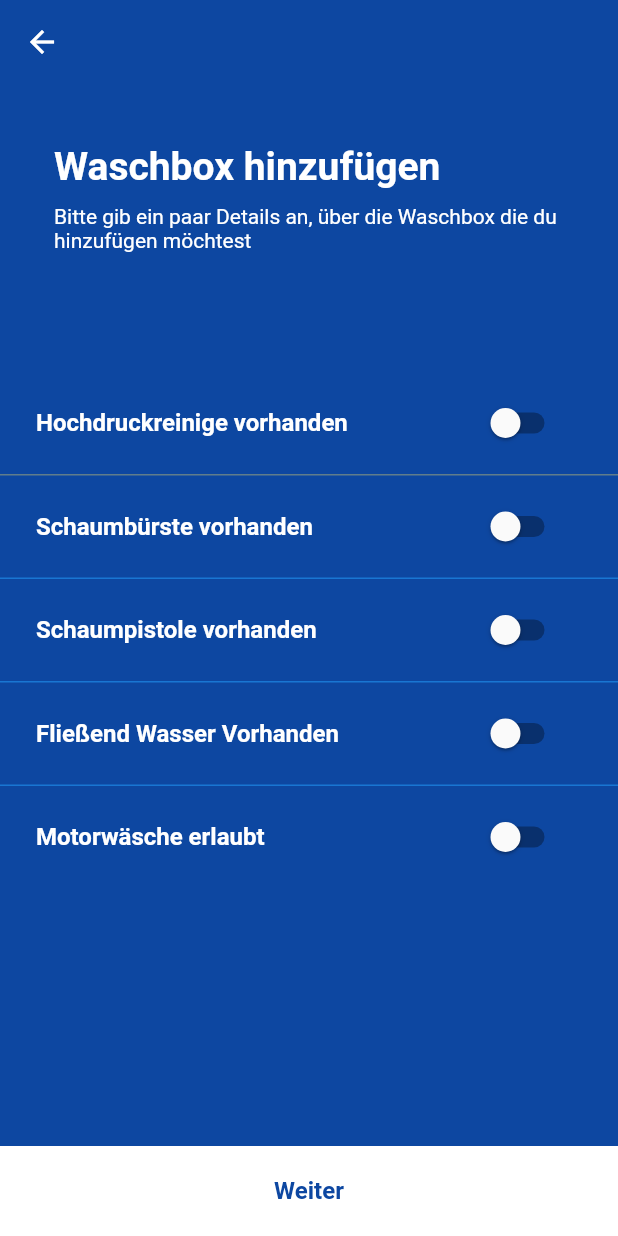
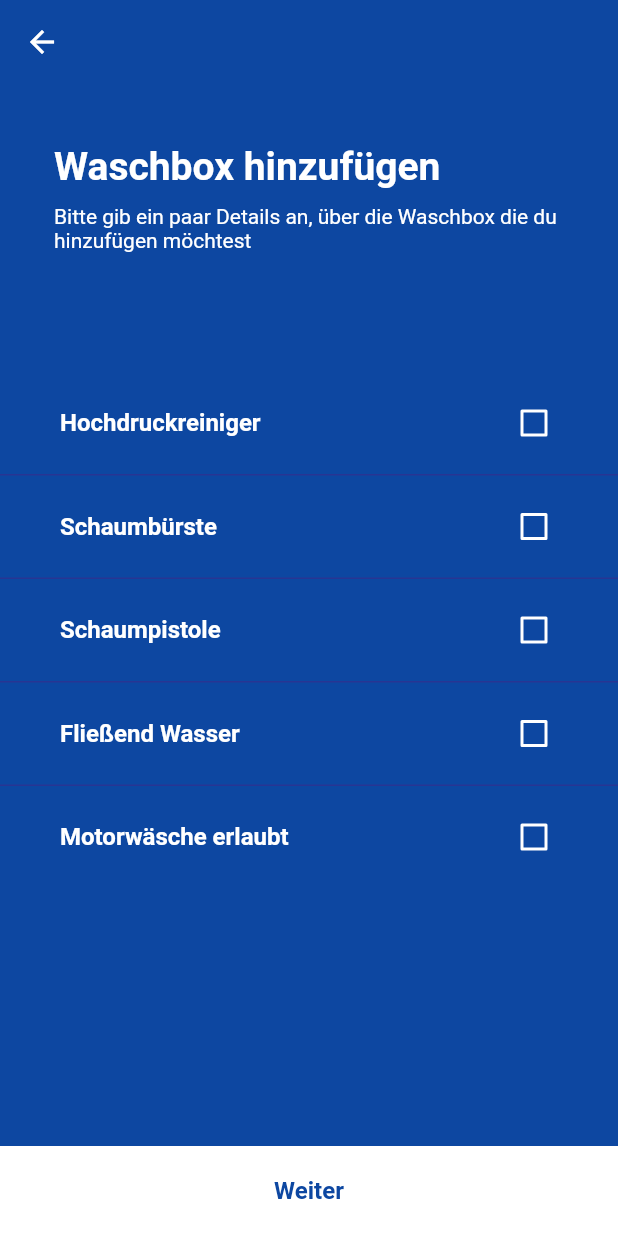
Before and after one commit to Libero793/deepblue, a Flutter app: the RegisterLocationScreen screen opened directly with empty values, on a phone screen of 412 x 824 dp. Run offline on Flutter 3.47's test engine with Material 2 defaults, Android fonts, the phone set to English and light mode, and no system bars; our stand-ins replace flutter_map, geolocator, latlong, location; missing offline and left inert: geolocation; statements that could not run were skipped.

Commit message:
Submit Location Screen added

```diff
--- /dev/null
+++ b/lib/models/RegisterLocationModel.dart
@@ -0,0 +1,60 @@
+import 'dart:core';
+
+class RegisterLocationModel {
+
+  bool hochdruckReiniger;
+  bool schaumBuerste;
+  bool schaumPistole;
+  bool fliessendWasser;
+  bool motorWaesche;
+
+  RegisterLocationModel(this.hochdruckReiniger, this.schaumBuerste, this.schaumPistole, this.fliessendWasser, this.motorWaesche);
+
+  //hochdruck Reiniger
+  void setHochdruckReiniger(bool value){
+    hochdruckReiniger = value;
+  }
+
+  bool getHochdruckReiniger(){
+    return hochdruckReiniger;
+  }
+
+
+  //SchaumBuerste
+  void setSchaumBuerste(bool value){
+    schaumBuerste = value;
+  }
+
+  bool getSchaumBuerste(){
+    return schaumBuerste;
+  }
+
+
+  //schaumPistole
+  void setSchaumPistole(bool value){
+    schaumPistole = value;
+  }
+
+  bool getSchaumPistole(){
+    return schaumPistole;
+  }
+
+
+  //fliessendWasser
+  void setFliessendWasser(bool value){
+    fliessendWasser = value;
+  }
+
+  bool getFliessendWasser(){
+    return fliessendWasser;
+  }
+
+  //motorWaesche
+  void setMotorWaesche(bool value){
+    motorWaesche = value;
+  }
+
+  bool getMotorWaesche(){
+    return motorWaesche;
+  }
+}
--- a/lib/screens/registerLocationScreen.dart
+++ b/lib/screens/registerLocationScreen.dart
@@ -1,5 +1,7 @@
+import 'package:deepblue/screens/submitNewLocation.dart';
 import 'package:flutter/material.dart';
 import 'package:latlong/latlong.dart';
+import 'package:deepblue/models/RegisterLocationModel.dart';
 
 
 class RegisterLocationScreen extends StatefulWidget{
@@ -18,13 +20,18 @@ class _RegisterLocationScreen extends State<RegisterLocationScreen>{
 
   Map<String, double> pushedLocation;
   _RegisterLocationScreen(this.pushedLocation);
+
+
+
   bool hochdruckReiniger = false;
   bool schaumBuerste = false;
   bool schaumPistole = false;
   bool fliessendWasser = false;
   bool motorWaesche = false;
+  RegisterLocationModel registerModel = RegisterLocationModel(false, false, false, false, false);
 
   void toggleSwitch(bool e, String val){
+    if (this.mounted){
       setState((){
             if(val=="hochdruckReiniger"){
               if(e){
@@ -32,15 +39,49 @@ class _RegisterLocationScreen extends State<RegisterLocationScreen>{
               }else{
                 hochdruckReiniger=false;
               }
+
+              registerModel.setHochdruckReiniger(hochdruckReiniger);
+
             }else if(val == "schaumBuerste"){
               if(e){
                 schaumBuerste=true;
               }else{
                 schaumBuerste=false;
               }
+
+              registerModel.setSchaumBuerste(schaumBuerste);
+
+            }else if(val == "schaumPistole"){
+              if(e){
+                schaumPistole=true;
+              }else{
+                schaumPistole=false;
+              }
+
+              registerModel.setSchaumPistole(schaumPistole);
+
+            }else if(val == "fliessendWasser"){
+              if(e){
+                fliessendWasser=true;
+              }else{
+                fliessendWasser=false;
+              }
+
+              registerModel.setFliessendWasser(fliessendWasser);
+
+            }else if(val == "motorWaesche"){
+              if(e){
+                motorWaesche=true;
+              }else{
+                motorWaesche=false;
+              }
+
+              registerModel.setMotorWaesche(motorWaesche);
+
             }
 
       });
+    }
   }
 
   /*void setBackgroundColorMenu(Color backgroundColor){
@@ -50,6 +91,7 @@ class _RegisterLocationScreen extends State<RegisterLocationScreen>{
   @override
   Widget build(BuildContext context) {
     // TODO: implement build
+    //print(pushedLocation['latitude']);
     return Scaffold(
       backgroundColor: menuBackgroundColor,
       appBar: AppBar(
@@ -84,12 +126,13 @@ class _RegisterLocationScreen extends State<RegisterLocationScreen>{
 
             ),
 
+
             Container(
               decoration:  new BoxDecoration(
-                                      border: new Border(bottom: BorderSide(color: Colors.blueGrey)),
+                                border: new Border(bottom: BorderSide(color: Colors.indigo[800])),
                            ),
                            child:  Padding(
-                                padding: const EdgeInsets.symmetric(horizontal: 16.0,vertical: 10.0),
+                                padding: const EdgeInsets.symmetric(horizontal: 32.0,vertical: 10.0),
                                 child:    Row(
                                             crossAxisAlignment: CrossAxisAlignment.center,
                                             mainAxisAlignment: MainAxisAlignment.spaceBetween,
@@ -97,15 +140,23 @@ class _RegisterLocationScreen extends State<RegisterLocationScreen>{
                                             children: <Widget>[
                                                       Padding(
                                                         padding: const EdgeInsets.all(8.0),
-                                                        child: new Text("Hochdruckreinige vorhanden", style: TextStyle(fontWeight: FontWeight.bold,fontSize: 16.0, color: Colors.white),)
+                                                        child: new Text("Hochdruckreiniger", style: TextStyle(fontWeight: FontWeight.bold,fontSize: 16.0, color: Colors.white),)
                                                       ),
                                                       Padding(
-                                                        padding: const EdgeInsets.symmetric(horizontal: 20.0, vertical:0.0),
-                                                        child: Switch(
+                                                        padding: const EdgeInsets.symmetric(horizontal: 0.0, vertical:0.0),
+                                                        child: Theme(
+                                                          data: ThemeData(
+                                                              disabledColor: Colors.white,
+                                                              unselectedWidgetColor: Colors.white,
+                                                          ),
+                                                          child: Checkbox(
+
                                                               value: hochdruckReiniger,
                                                               onChanged: (bool e) => toggleSwitch(e, 'hochdruckReiniger'),
-                                                              activeColor: Colors.white,
+                                                              activeColor: Colors.blue[900],
                                                             ),
+                                                        ),
+
                                                       ),
 
                                                     ],
@@ -117,10 +168,10 @@ class _RegisterLocationScreen extends State<RegisterLocationScreen>{
 
             Container(
                        decoration:  new BoxDecoration(
-                                      border: new Border(bottom: BorderSide(color: Colors.blue[700])),
+                                      border: new Border(bottom: BorderSide(color: Colors.indigo[800])),
                                     ),
                       child:  Padding(
-                                padding: const EdgeInsets.symmetric(horizontal: 16.0,vertical: 10.0),
+                                padding: const EdgeInsets.symmetric(horizontal: 32.0,vertical: 10.0),
                                 child:    Row(
                                                     crossAxisAlignment: CrossAxisAlignment.center,
                                                     mainAxisAlignment: MainAxisAlignment.spaceBetween,
@@ -128,14 +179,21 @@ class _RegisterLocationScreen extends State<RegisterLocationScreen>{
                                                     children: <Widget>[
                                                                         Padding(
                                                         padding: const EdgeInsets.all(8.0),
-                                                        child: new Text("Schaumbürste vorhanden", style: TextStyle(fontWeight: FontWeight.bold,fontSize: 16.0, color: Colors.white),)
+                                                        child: new Text("Schaumbürste", style: TextStyle(fontWeight: FontWeight.bold,fontSize: 16.0, color: Colors.white),)
                                                       ),
                                                       Padding(
-                                                        padding: const EdgeInsets.symmetric(horizontal: 20.0, vertical:0.0),
-                                                        child: Switch(
+                                                        padding: const EdgeInsets.symmetric(horizontal: 0.0, vertical:0.0),
+                                                        child: Theme(
+                                                          data: ThemeData(
+                                                              disabledColor: Colors.white,
+                                                              unselectedWidgetColor: Colors.white,
+                                                          ),
+                                                          child: Checkbox(
+
                                                               value: schaumBuerste,
                                                               onChanged: (bool e) => toggleSwitch(e, 'schaumBuerste'),
-                                                              activeColor: Colors.white,
+                                                              activeColor: Colors.blue[900],
+                                                            ),
                                                         ),
                                                       ),
 
@@ -146,10 +204,10 @@ class _RegisterLocationScreen extends State<RegisterLocationScreen>{
 
             Container(
                        decoration:  new BoxDecoration(
-                                      border: new Border(bottom: BorderSide(color: Colors.blue[700])),
+                                      border: new Border(bottom: BorderSide(color: Colors.indigo[800])),
                                     ),
                       child:  Padding(
-                                padding: const EdgeInsets.symmetric(horizontal: 16.0,vertical: 10.0),
+                                padding: const EdgeInsets.symmetric(horizontal: 32.0,vertical: 10.0),
                                 child:    Row(
                                                     crossAxisAlignment: CrossAxisAlignment.center,
                                                     mainAxisAlignment: MainAxisAlignment.spaceBetween,
@@ -157,14 +215,21 @@ class _RegisterLocationScreen extends State<RegisterLocationScreen>{
                                                     children: <Widget>[
                                                                         Padding(
                                                         padding: const EdgeInsets.all(8.0),
-                                                        child: new Text("Schaumpistole vorhanden", style: TextStyle(fontWeight: FontWeight.bold,fontSize: 16.0, color: Colors.white),)
+                                                        child: new Text("Schaumpistole", style: TextStyle(fontWeight: FontWeight.bold,fontSize: 16.0, color: Colors.white),)
                                                       ),
                                                       Padding(
-                                                        padding: const EdgeInsets.symmetric(horizontal: 20.0, vertical:0.0),
-                                                        child: Switch(
+                                                        padding: const EdgeInsets.symmetric(horizontal: 0.0, vertical:0.0),
+                                                        child: Theme(
+                                                          data: ThemeData(
+                                                              disabledColor: Colors.white,
+                                                              unselectedWidgetColor: Colors.white,
+                                                          ),
+                                                          child: Checkbox(
+
                                                               value: schaumPistole,
                                                               onChanged: (bool e) => toggleSwitch(e, 'schaumPistole'),
-                                                              activeColor: Colors.white,
+                                                              activeColor: Colors.blue[900],
+                                                            ),
                                                         ),
                                                       ),
 
@@ -175,10 +240,10 @@ class _RegisterLocationScreen extends State<RegisterLocationScreen>{
 
             Container(
                        decoration:  new BoxDecoration(
-                                      border: new Border(bottom: BorderSide(color: Colors.blue[700])),
+                                      border: new Border(bottom: BorderSide(color: Colors.indigo[800])),
                                     ),
                       child:  Padding(
-                                padding: const EdgeInsets.symmetric(horizontal: 16.0,vertical: 10.0),
+                                padding: const EdgeInsets.symmetric(horizontal: 32.0,vertical: 10.0),
                                 child:    Row(
                                                     crossAxisAlignment: CrossAxisAlignment.center,
                                                     mainAxisAlignment: MainAxisAlignment.spaceBetween,
@@ -186,14 +251,21 @@ class _RegisterLocationScreen extends State<RegisterLocationScreen>{
                                                     children: <Widget>[
                                                                         Padding(
                                                         padding: const EdgeInsets.all(8.0),
-                                                        child: new Text("Fließend Wasser Vorhanden", style: TextStyle(fontWeight: FontWeight.bold,fontSize: 16.0, color: Colors.white),)
+                                                        child: new Text("Fließend Wasser", style: TextStyle(fontWeight: FontWeight.bold,fontSize: 16.0, color: Colors.white),)
                                                       ),
                                                       Padding(
-                                                        padding: const EdgeInsets.symmetric(horizontal: 20.0, vertical:0.0),
-                                                        child: Switch(
+                                                        padding: const EdgeInsets.symmetric(horizontal: 0.0, vertical:0.0),
+                                                        child: Theme(
+                                                          data: ThemeData(
+                                                              disabledColor: Colors.white,
+                                                              unselectedWidgetColor: Colors.white,
+                                                          ),
+                                                          child: Checkbox(
+
                                                               value: fliessendWasser,
                                                               onChanged: (bool e) => toggleSwitch(e, 'fliessendWasser'),
-                                                              activeColor: Colors.white,
+                                                              activeColor: Colors.blue[900],
+                                                            ),
                                                         ),
                                                       ),
 
@@ -203,8 +275,9 @@ class _RegisterLocationScreen extends State<RegisterLocationScreen>{
             ),
 
             Container(
+
                       child:  Padding(
-                                padding: const EdgeInsets.symmetric(horizontal: 16.0,vertical: 10.0),
+                                padding: const EdgeInsets.symmetric(horizontal: 32.0,vertical: 10.0),
                                 child:    Row(
                                                     crossAxisAlignment: CrossAxisAlignment.center,
                                                     mainAxisAlignment: MainAxisAlignment.spaceBetween,
@@ -215,11 +288,20 @@ class _RegisterLocationScreen extends State<RegisterLocationScreen>{
                                                         child: new Text("Motorwäsche erlaubt", style: TextStyle(fontWeight: FontWeight.bold,fontSize: 16.0, color: Colors.white),)
                                                       ),
                                                       Padding(
-                                                        padding: const EdgeInsets.symmetric(horizontal: 20.0, vertical:0.0),
-                                                        child: Switch(
+                                                        padding: const EdgeInsets.symmetric(horizontal: 0.0, vertical:0.0),
+                                                        child: Theme(
+                                                          data: ThemeData(
+                                                              disabledColor: Colors.indigo,
+                                                              unselectedWidgetColor: Colors.white,
+
+                                                          ),
+                                                          child: Checkbox(
+
                                                               value: motorWaesche,
                                                               onChanged: (bool e) => toggleSwitch(e, 'motorWaesche'),
-                                                              activeColor: Colors.white,
+                                                              activeColor: Colors.blue[900],
+
+                                                            ),
                                                         ),
                                                       ),
 
@@ -240,7 +322,7 @@ class _RegisterLocationScreen extends State<RegisterLocationScreen>{
                       onTap:(){
                         Navigator.push(
                           context,
-                          MaterialPageRoute(),
+                          MaterialPageRoute(builder: (context) => SubmitNewLocationScreen(registerModel,pushedLocation)),
                         );
                       },
                       child: new Container(
```
Also changed, not shown: lib/screens/submitNewLocation.dart (added, +139 -0 lines). Lines whose indentation alone changed are shown as unchanged.
